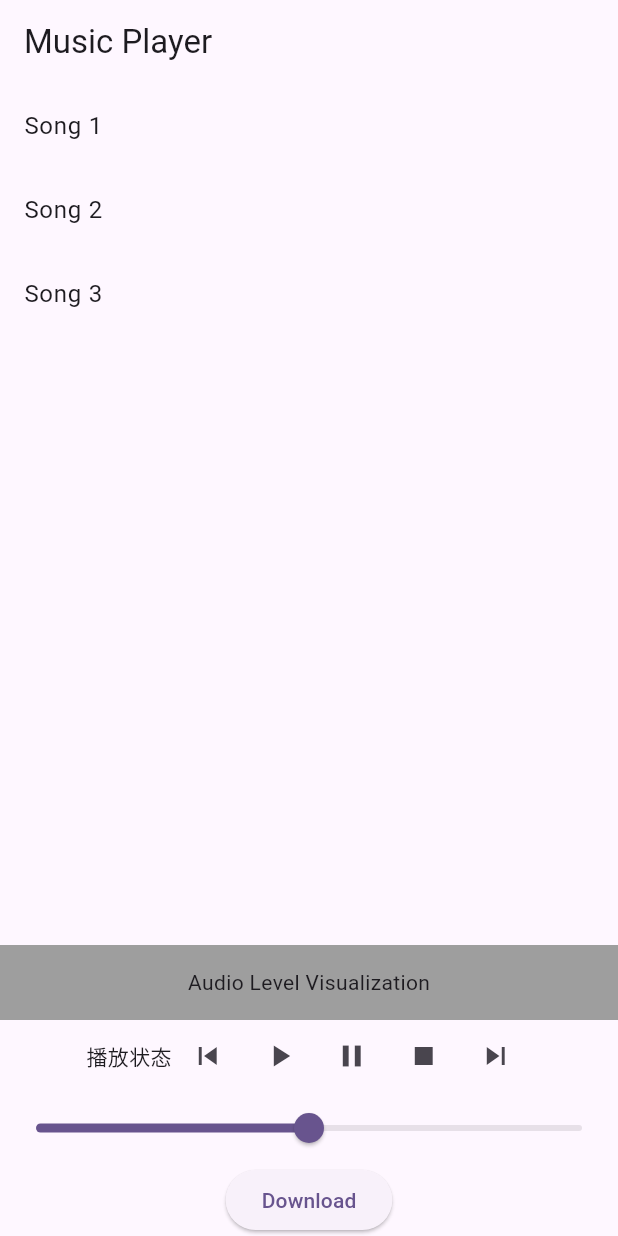
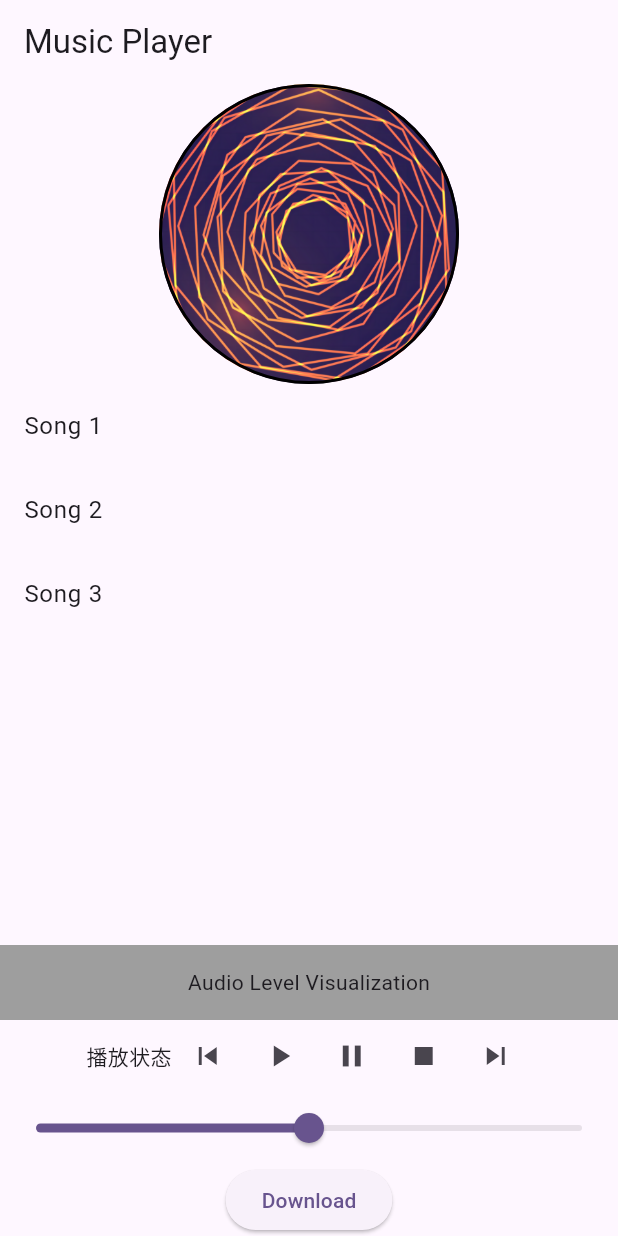
Before and after one commit to CodingManager/play_audio, a Flutter app: the screen it shows after launch, on a phone screen of 412 x 824 dp. Run offline on Flutter 3.47's test engine with Material 2 defaults, Android fonts, the phone set to English and light mode, and no system bars; our stand-ins replace audioplayers.

Commit message:
恢复播放动画，播放正常

```diff
--- a/lib/AudioPlayerWidget.dart
+++ b/lib/AudioPlayerWidget.dart
@@ -47,24 +47,23 @@ class _AudioPlayerWidgetState extends State<AudioPlayerWidget> with TickerProvid
   @override
   Widget build(BuildContext context) {
 
-    final playbackController = context.watch<PlaybackController>();
 
     return Scaffold(
       appBar: AppBar(title: Text('Music Player')),
       body: Column(
         children: [
-          // RotationTransition(
-          //   turns: _linearAnimation,
-          //   child: Container(
-          //     width: 200,
-          //     height: 200,
-          //     decoration: BoxDecoration(
-          //       shape: BoxShape.circle,
-          //       border: Border.all(width: 2),
-          //       image: DecorationImage(image: AssetImage('assets/audio/images/play_controll_default_cover_01.png'), fit: BoxFit.fill),
-          //     ),
-          //   ),
-          // ),
+          RotationTransition(
+            turns: _linearAnimation,
+            child: Container(
+              width: 200,
+              height: 200,
+              decoration: BoxDecoration(
+                shape: BoxShape.circle,
+                border: Border.all(width: 2),
+                image: DecorationImage(image: AssetImage('assets/audio/images/play_controll_default_cover_01.png'), fit: BoxFit.fill),
+              ),
+            ),
+          ),
           // 播放列表
           Expanded(child: _PlaylistWidget()),
 
```
